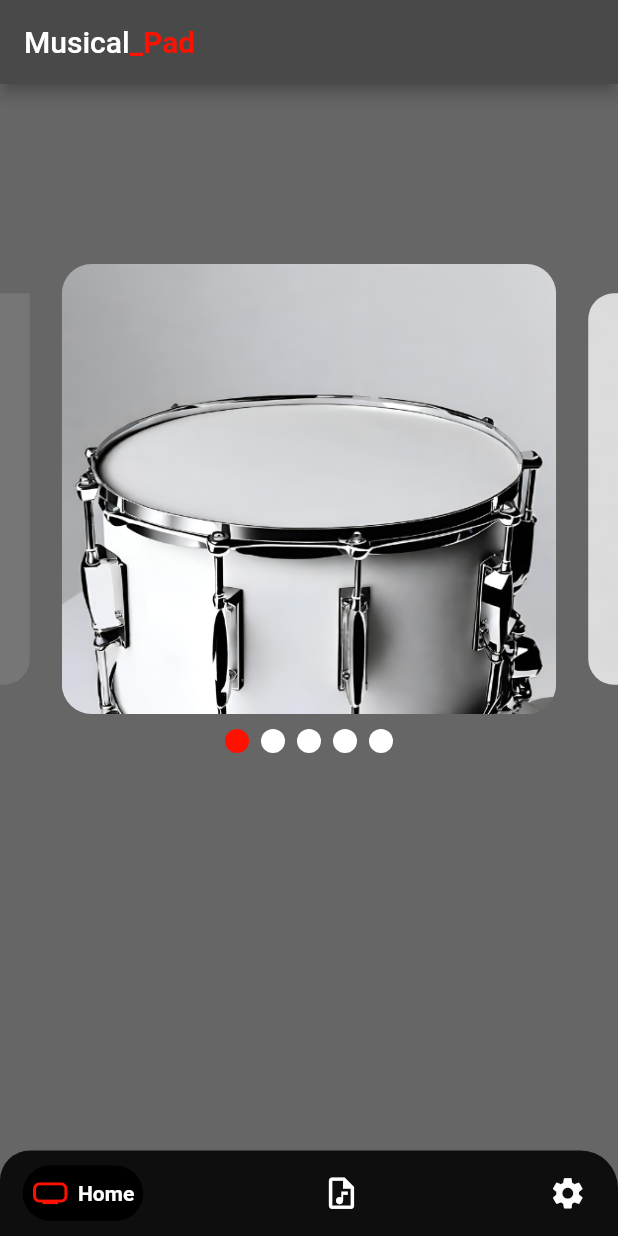
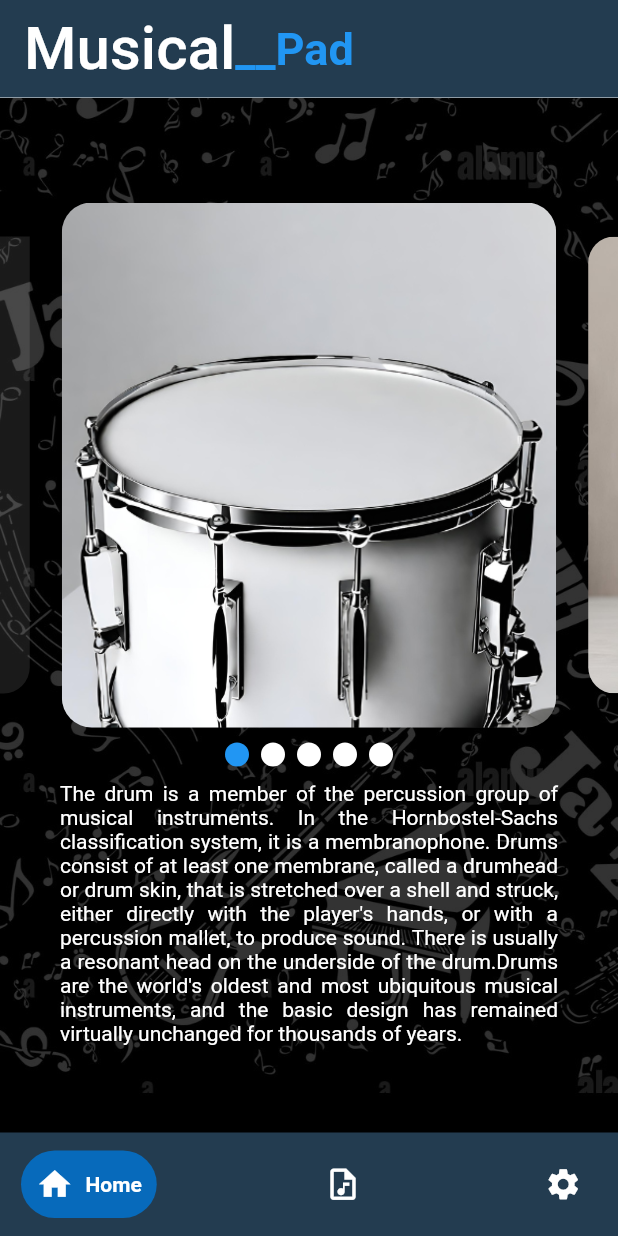
Before and after one commit to ZyanManik/audio, a Flutter app: the screen it shows after launch, on a phone screen of 412 x 824 dp. Run offline on Flutter 3.47's test engine with Material 2 defaults, Android fonts, the phone set to English and light mode, and no system bars; drawn by our look-alikes of carousel_slider, google_nav_bar, smooth_page_indicator; network calls fail.

Commit message:
changes made

```diff
--- a/lib/main.dart
+++ b/lib/main.dart
@@ -6,6 +6,9 @@
 import 'package:flutter/services.dart';
 
 void main() {
+  SystemChrome.setSystemUIOverlayStyle(const SystemUiOverlayStyle(
+    statusBarColor: Color.fromARGB(255, 35, 60, 80),
+  ));
   runApp(const MyApp());
 }
 
@@ -18,10 +21,10 @@
 
 class _MyAppState extends State<MyApp> {
   @override
-  void initState() {
-    SystemChrome.setEnabledSystemUIMode(SystemUiMode.immersiveSticky);
-    super.initState();
-  }
+  // void initState() {
+  //   SystemChrome.setEnabledSystemUIMode(SystemUiMode.immersiveSticky);
+  //   super.initState();
+  // }
 
   @override
   Widget build(BuildContext context) {
--- a/lib/screen/bottomnav.dart
+++ b/lib/screen/bottomnav.dart
@@ -1,4 +1,5 @@
 import 'package:audio/page/music.dart';
+
 import 'package:audio/page/settings.dart';
 import 'package:audio/screen/carousal.dart';
 import 'package:flutter/material.dart';
@@ -31,24 +32,23 @@
   @override
   Widget build(BuildContext context) {
     return Scaffold(
-      backgroundColor: const Color.fromARGB(255, 103, 102, 102),
       body: Center(
         child: _widgetOptions.elementAt(_selectedIndex),
       ),
       bottomNavigationBar: Container(
         decoration: const BoxDecoration(
           borderRadius: BorderRadius.only(
-              topLeft: Radius.circular(20), topRight: Radius.circular(25)),
-          color: Color.fromARGB(255, 15, 14, 14),
+              topLeft: Radius.circular(0), topRight: Radius.circular(0)),
+          color: Color.fromARGB(255, 35, 60, 80),
         ),
         child: Padding(
-          padding: const EdgeInsets.symmetric(horizontal: 15.0, vertical: 10),
+          padding: const EdgeInsets.symmetric(horizontal: 14.0, vertical: 12),
           child: GNav(
-            backgroundColor: const Color.fromARGB(255, 15, 14, 14),
+            backgroundColor: const Color.fromARGB(255, 35, 60, 80),
             color: Colors.white,
-            activeColor: const Color.fromARGB(255, 255, 17, 1),
-            tabBackgroundColor: const Color.fromARGB(255, 0, 0, 0),
-            padding: const EdgeInsets.all(6),
+            activeColor: Colors.white,
+            tabBackgroundColor: const Color.fromARGB(255, 7, 106, 187),
+            padding: const EdgeInsets.all(10),
             onTabChange: (value) {
               setState(() {
                 _selectedIndex = value;
@@ -56,28 +56,34 @@
             },
             tabs: const [
               GButton(
-                gap: 6,
-                icon: Icons.home_max_outlined,
+                //rippleColor: Color.fromARGB(255, 255, 17, 1),
+                //hoverColor: Color.fromARGB(255, 255, 17, 1),
+                gap: 8,
+                icon: Icons.home,
                 iconSize: 25,
                 text: 'Home',
                 textColor: Colors.white,
-                textSize: 13,
+                textSize: 18,
               ),
               GButton(
-                gap: 6,
+                //rippleColor: Color.fromARGB(255, 255, 17, 1),
+                //hoverColor: Color.fromARGB(255, 255, 17, 1),
+                gap: 8,
                 iconSize: 25,
                 icon: Icons.audio_file_outlined,
                 text: 'Audio',
                 textColor: Colors.white,
-                textSize: 13,
+                textSize: 18,
               ),
               GButton(
-                gap: 6,
+                // rippleColor: Color.fromARGB(255, 255, 17, 1),
+                // hoverColor: Color.fromARGB(255, 255, 17, 1),
+                gap: 8,
                 iconSize: 25,
                 icon: Icons.settings,
                 text: 'Settings',
                 textColor: Colors.white,
-                textSize: 13,
+                textSize: 18,
               ),
             ],
           ),
--- a/lib/screen/carousal.dart
+++ b/lib/screen/carousal.dart
@@ -1,10 +1,3 @@
-//import 'package:audio/widgets.dart/drum1.dart';
-// import 'package:audio/widgets.dart/drum2.dart';
-// import 'package:audio/widgets.dart/drum3.dart';
-// import 'package:audio/widgets.dart/drum4.dart';
-// import 'package:audio/widgets.dart/drum5.dart';
-
-//import 'package:audio/widgets.dart/drum1.dart';
 import 'package:audio/widgets.dart/drum1.dart';
 import 'package:audio/widgets.dart/drum2.dart';
 import 'package:audio/widgets.dart/drum3.dart';
@@ -12,6 +5,8 @@
 import 'package:audio/widgets.dart/drum5.dart';
 import 'package:carousel_slider/carousel_slider.dart';
 import 'package:flutter/material.dart';
+//import 'package:flutter/services.dart';
+//import 'package:flutter/services.dart';
 import 'package:smooth_page_indicator/smooth_page_indicator.dart';
 
 class Carousal extends StatefulWidget {
@@ -23,36 +18,71 @@
 
 class _CarousalState extends State<Carousal> {
   int currentindex = 0;
-  // List cont = [
-
-  // ];
+  List cont = [
+    {
+      "txt":
+          "The drum is a member of the percussion group of musical instruments. In the Hornbostel-Sachs classification system, it is a membranophone. Drums consist of at least one membrane, called a drumhead or drum skin, that is stretched over a shell and struck, either directly with the player's hands, or with a percussion mallet, to produce sound. There is usually a resonant head on the underside of the drum.Drums are the world's oldest and most ubiquitous musical instruments, and the basic design has remained virtually unchanged for thousands of years."
+    },
+    {
+      "txt":
+          "A tabla is a pair of hand drums from the Indian subcontinent, that is somewhat similar in shape to the bongos. Since the 18th century, it has been the principal percussion instrument in Hindustani classical music, where it may be played solo, as an accompaniment with other instruments and vocals, and as a part of larger ensembles. It is frequently played in popular and folk music performances in India, Bangladesh, Afghanistan, Pakistan, Nepal and Sri Lanka. Tabla is a rhythmic instrument. The name tabla likely comes from tabl, the Arabic word for drum."
+    },
+    {"txt": ""},
+    {"txt": ""},
+    {"txt": ""},
+  ];
   @override
   Widget build(BuildContext context) {
     return Scaffold(
-      backgroundColor: const Color.fromARGB(255, 103, 102, 102),
+      // backgroundColor: const Color.fromARGB(255, 202, 215, 221),
       appBar: AppBar(
-        backgroundColor: const Color.fromARGB(255, 74, 73, 73),
+        // systemOverlayStyle: const SystemUiOverlayStyle(
+        //   statusBarColor: Color.fromARGB(255, 12, 21, 28),
+        //   systemNavigationBarColor: Colors.amber,
+        // ),
+        toolbarHeight: 65.0,
         title: const Row(
           children: [
             Text(
               'Musical',
-              style: TextStyle(color: Colors.white, fontSize: 20),
+              style: TextStyle(color: Colors.white, fontSize: 40),
             ),
             Text(
-              '_Pad',
+              '__Pad',
               style: TextStyle(
-                  color: Color.fromARGB(255, 255, 17, 1),
-                  fontSize: 20,
+                  color: Colors.blue,
+                  fontSize: 30,
                   fontWeight: FontWeight.bold),
             ),
           ],
         ),
+        elevation: 0,
+        backgroundColor: const Color.fromARGB(255, 35, 60, 80),
       ),
-      body: Column(
+      body: Stack(
+        children: [
+          Container(
+            decoration: BoxDecoration(
+              image: DecorationImage(
+                  image: const AssetImage('images/back.jpg'),
+                  fit: BoxFit.cover,
+                  colorFilter: ColorFilter.mode(
+                      Colors.black38.withOpacity(0.8), BlendMode.darken)),
+            ),
+            child: ListView(
+              children: [
+                Container(
+                  height: 70,
+                  width: 70,
+                ),
+              ],
+            ),
+          ),
+          Column(
             mainAxisAlignment: MainAxisAlignment.start,
             children: [
               const SizedBox(
-            height: 120,
+                height: 70,
               ),
               CarouselSlider(
                 items: [
@@ -61,7 +91,8 @@
                       decoration: BoxDecoration(
                         color: Colors.white10,
                         image: const DecorationImage(
-                        image: AssetImage("images/1.png"), fit: BoxFit.fill),
+                            image: AssetImage("images/1.png"),
+                            fit: BoxFit.fill),
                         borderRadius: BorderRadius.circular(20),
                       ),
                     ),
@@ -79,7 +110,8 @@
                       decoration: BoxDecoration(
                         color: Colors.white10,
                         image: const DecorationImage(
-                        image: AssetImage("images/2.png"), fit: BoxFit.fill),
+                            image: AssetImage("images/tabla.png"),
+                            fit: BoxFit.fill),
                         borderRadius: BorderRadius.circular(20),
                       ),
                     ),
@@ -96,7 +128,7 @@
                       decoration: BoxDecoration(
                         color: Colors.white10,
                         image: const DecorationImage(
-                        image: AssetImage("images/tabla.png"),
+                            image: AssetImage("images/2.png"),
                             fit: BoxFit.fill),
                         borderRadius: BorderRadius.circular(20),
                       ),
@@ -114,7 +146,8 @@
                       decoration: BoxDecoration(
                         color: Colors.white10,
                         image: const DecorationImage(
-                        image: AssetImage("images/4.png"), fit: BoxFit.fill),
+                            image: AssetImage("images/4.png"),
+                            fit: BoxFit.fill),
                         borderRadius: BorderRadius.circular(20),
                       ),
                     ),
@@ -147,15 +180,17 @@
                 ],
                 options: CarouselOptions(
                   autoPlayCurve: Curves.fastOutSlowIn,
-              height: 300.0,
+                  height: 350.0,
                   autoPlayAnimationDuration: const Duration(milliseconds: 800),
                   autoPlayInterval: const Duration(seconds: 2),
                   enlargeCenterPage: true,
                   aspectRatio: 5.0,
                   onPageChanged: (index, reason) {
-                setState(() {
+                    setState(
+                      () {
                         currentindex = index;
-                });
+                      },
+                    );
                   },
                 ),
               ),
@@ -168,9 +203,24 @@
                 curve: Curves.easeInOut,
                 effect: const WormEffect(
                   dotColor: Colors.white,
-              activeDotColor: Color.fromARGB(255, 255, 17, 1),
+                  activeDotColor: Colors.blue,
                   radius: 10,
                 ),
+              ),
+              const SizedBox(
+                height: 10,
+              ),
+              Padding(
+                padding: const EdgeInsets.only(left: 40, right: 40),
+                child: SingleChildScrollView(
+                  child: Text(
+                    cont[currentindex]["txt"],
+                    style: const TextStyle(color: Colors.white),
+                    textAlign: TextAlign.justify,
+                  ),
+                ),
+              ),
+            ],
           ),
         ],
       ),
--- a/lib/screen/splash.dart
+++ b/lib/screen/splash.dart
@@ -16,7 +16,7 @@
   }
 
   _navigatetohome() async {
-    await Future.delayed(const Duration(milliseconds: 1000), () {});
+    await Future.delayed(const Duration(milliseconds: 3000), () {});
     // ignore: use_build_context_synchronously
     Navigator.pushReplacement(
         context,
--- a/lib/screen/splash_screen.dart
+++ b/lib/screen/splash_screen.dart
@@ -12,6 +12,7 @@
   @override
   Widget build(BuildContext context) {
     return Scaffold(
+      backgroundColor: const Color.fromARGB(255, 12, 21, 28),
       body: Stack(
         children: [
           Image.asset(
--- a/lib/widgets.dart/drum1.dart
+++ b/lib/widgets.dart/drum1.dart
@@ -55,7 +55,7 @@
   @override
   Widget build(BuildContext context) {
     return Scaffold(
-      backgroundColor: const Color.fromARGB(255, 103, 102, 102),
+      backgroundColor: const Color.fromARGB(255, 126, 121, 121),
       appBar: AppBar(
         centerTitle: true,
         title: const Row(
@@ -74,7 +74,7 @@
             ),
           ],
         ),
-        backgroundColor: const Color.fromARGB(255, 74, 73, 73),
+        backgroundColor: const Color.fromARGB(255, 182, 181, 181),
         leading: InkWell(
           child: const Icon(Icons.arrow_back_ios_new),
           onTap: () {
--- a/lib/widgets.dart/drum2.dart
+++ b/lib/widgets.dart/drum2.dart
@@ -45,7 +45,7 @@
   @override
   Widget build(BuildContext context) {
     return Scaffold(
-      backgroundColor: Colors.black,
+      backgroundColor: const Color.fromARGB(255, 126, 121, 121),
       appBar: AppBar(
         centerTitle: true,
         title: const Row(
@@ -64,7 +64,7 @@
             ),
           ],
         ),
-        backgroundColor: const Color.fromARGB(255, 21, 21, 21),
+        backgroundColor: const Color.fromARGB(255, 182, 181, 181),
         leading: InkWell(
           child: const Icon(Icons.arrow_back_ios),
           onTap: () {
--- a/lib/widgets.dart/drum3.dart
+++ b/lib/widgets.dart/drum3.dart
@@ -57,7 +57,7 @@
   @override
   Widget build(BuildContext context) {
     return Scaffold(
-      backgroundColor: Colors.black,
+      backgroundColor: const Color.fromARGB(255, 126, 121, 121),
       appBar: AppBar(
         centerTitle: true,
         title: const Row(
@@ -76,7 +76,7 @@
             ),
           ],
         ),
-        backgroundColor: const Color.fromARGB(255, 21, 21, 21),
+        backgroundColor: const Color.fromARGB(255, 182, 181, 181),
         leading: InkWell(
           child: const Icon(Icons.arrow_back_ios),
           onTap: () {
--- a/lib/widgets.dart/drum4.dart
+++ b/lib/widgets.dart/drum4.dart
@@ -57,7 +57,7 @@
   @override
   Widget build(BuildContext context) {
     return Scaffold(
-      backgroundColor: Colors.black,
+      backgroundColor: const Color.fromARGB(255, 126, 121, 121),
       appBar: AppBar(
         centerTitle: true,
         title: const Row(
@@ -76,7 +76,7 @@
             ),
           ],
         ),
-        backgroundColor: const Color.fromARGB(255, 21, 21, 21),
+        backgroundColor: const Color.fromARGB(255, 182, 181, 181),
         leading: InkWell(
           child: const Icon(Icons.arrow_back_ios),
           onTap: () {
```
Also changed, not shown: lib/page/music.dart (+11 -11 lines), lib/page/settings.dart (+43 -55 lines), lib/widgets.dart/drum5.dart (+6 -3 lines), images/back.jpg (added). Lines whose indentation alone changed are shown as unchanged.
